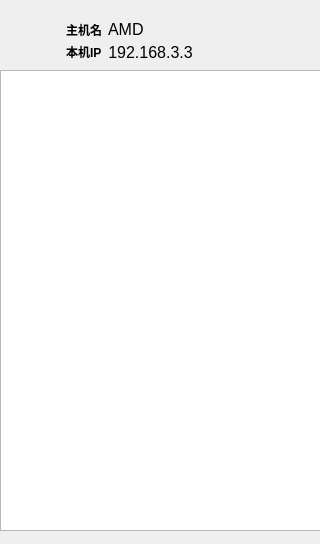
shuzibanshou/woniu, file woniu.ui: the form before one commit.
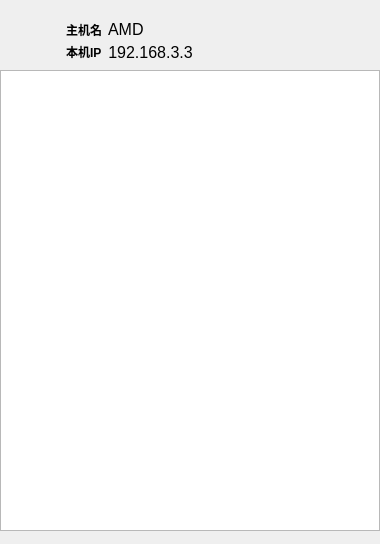
The form after the commit.

What changed in the file:
```diff
--- a/woniu.ui
+++ b/woniu.ui
@@ -6,7 +6,7 @@
    <rect>
     <x>0</x>
     <y>0</y>
-    <width>320</width>
+    <width>380</width>
     <height>544</height>
    </rect>
   </property>
@@ -174,7 +174,7 @@
      <rect>
       <x>0</x>
       <y>70</y>
-      <width>321</width>
+      <width>380</width>
       <height>461</height>
      </rect>
     </property>
```
